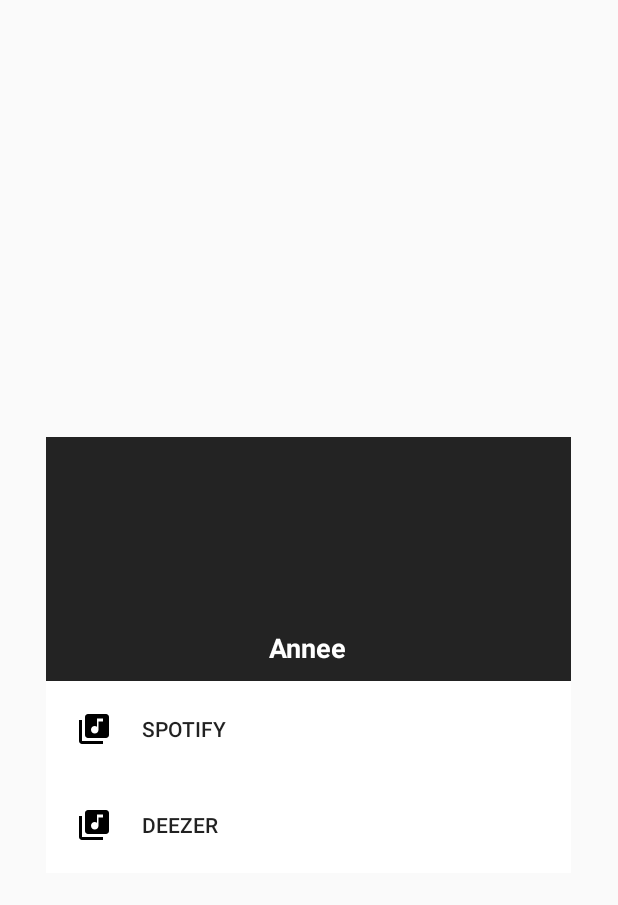
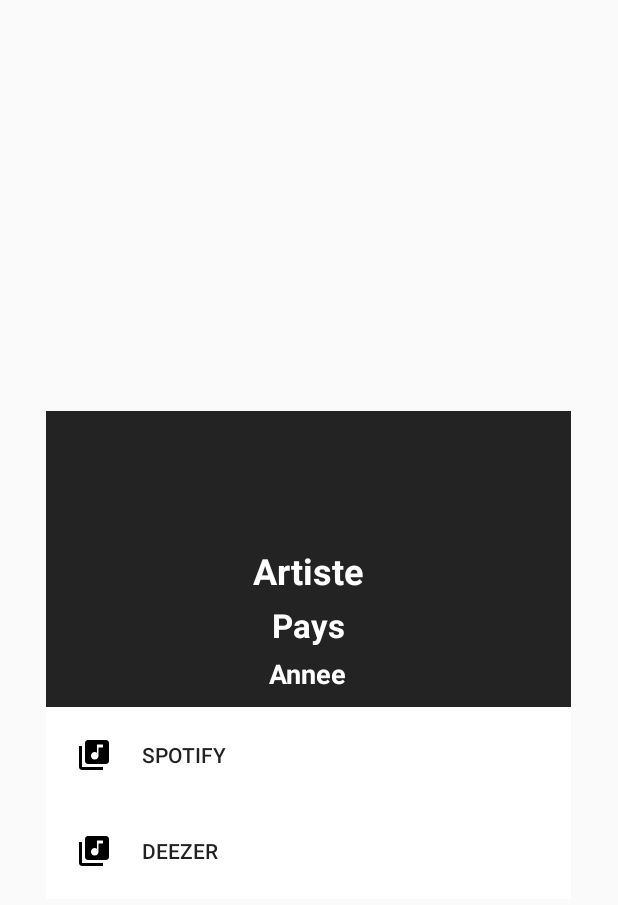
Before and after one commit to Panoramix3/TransBGR, an Android app: the layout detail_contact.xml on its own in the app's theme, with its tools: preview values and no code run, on a phone screen of 412 x 824 dp. Shown: the top 905 px of the screen. Run offline under Robolectric (Android 15) with nearby library versions, the phone set to English and light mode, and no system bars.

Commit message:
Modif Artiste Detail

```diff
--- a/app/src/main/res/layout/detail_contact.xml
+++ b/app/src/main/res/layout/detail_contact.xml
@@ -17,7 +17,8 @@
         <TextView
             android:layout_width="wrap_content"
             android:layout_height="wrap_content"
-            android:id="@+id/name"
+            android:text="Artiste"
+            android:id="@+id/detail_name"
             android:textColor="@android:color/white"
             android:textStyle="bold"
             android:textSize="24sp"
@@ -26,11 +27,22 @@
         <TextView
             android:layout_width="wrap_content"
             android:layout_height="wrap_content"
+            android:text="Pays"
+            android:textColor="@android:color/white"
+            android:textStyle="bold"
+            android:textSize="22sp"
+            android:layout_marginTop="5dp"
+            android:id="@+id/detail_pays"/>
+
+        <TextView
+            android:layout_width="wrap_content"
+            android:layout_height="wrap_content"
             android:text="Annee"
             android:textColor="@android:color/white"
             android:textStyle="bold"
             android:textSize="18sp"
-            android:layout_marginTop="5dp"/>
+            android:layout_marginTop="5dp"
+            android:id="@+id/detail_annee"/>
 
         <Button
             android:padding="20dp"
```
Also changed, not shown: app/src/main/java/com/example/transbgr/Artiste.java (+13 -0 lines), app/src/main/java/com/example/transbgr/ArtistesAdapter.java (+8 -2 lines).
